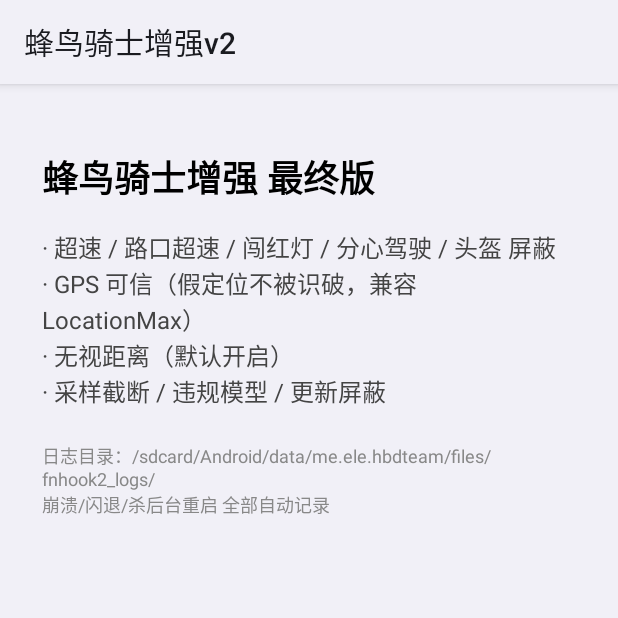
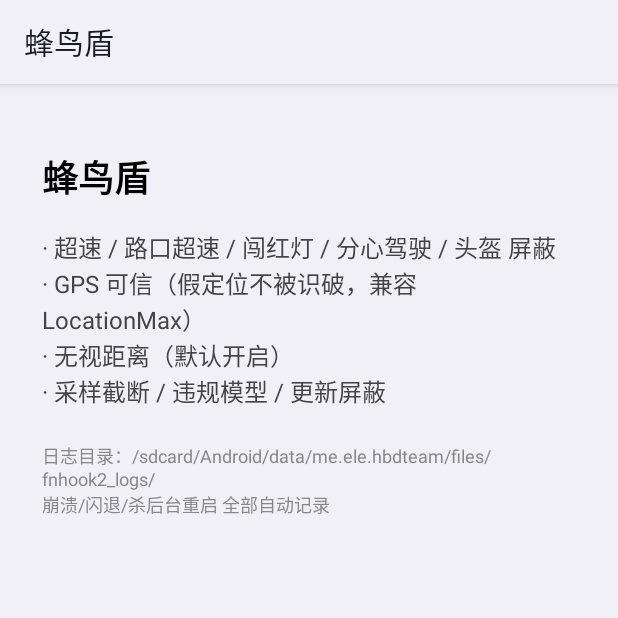
Before and after one commit to whz52skw/FengniaoShield, an Android app: the screen it shows after launch (SettingsActivity), on a phone screen of 412 x 824 dp, the top half of it. Run offline under Robolectric (Android 15) with nearby library versions, the phone set to English and light mode, and no system bars; libraries missing offline, so code that uses them is left out: de.robv.android.

Commit message:
更名蜂鸟盾（模块名/README/描述）

```diff
--- a/app/src/main/AndroidManifest.xml
+++ b/app/src/main/AndroidManifest.xml
@@ -1,7 +1,7 @@
 <?xml version="1.0" encoding="utf-8"?>
 <manifest xmlns:android="http://schemas.android.com/apk/res/android">
     <application
-        android:label="蜂鸟骑士增强v2"
+        android:label="@string/app_name"
         android:icon="@android:drawable/ic_menu_compass"
         android:allowBackup="false">
         <activity android:name=".SettingsActivity"
@@ -14,7 +14,7 @@
             </intent-filter>
         </activity>
         <meta-data android:name="xposedmodule" android:value="true" />
-        <meta-data android:name="xposeddescription" android:value="蜂鸟骑士 10.11.1：超速/逆行/闯红灯/分心/未戴头盔/路口超速 屏蔽 + 播报静音 + GPS可信 + 无视距离" />
+        <meta-data android:name="xposeddescription" android:value="蜂鸟盾：超速/逆行/闯红灯/分心/未戴头盔/路口超速 屏蔽 + 播报静音 + GPS可信 + 无视距离" />
         <meta-data android:name="xposedminversion" android:value="82" />
         <meta-data android:name="xposedscope" android:value="me.ele.hbdteam" />
             </application>
--- a/app/src/main/kotlin/com/fnhook2/MainHook.kt
+++ b/app/src/main/kotlin/com/fnhook2/MainHook.kt
@@ -6,7 +6,7 @@ import de.robv.android.xposed.XC_MethodHook
 import de.robv.android.xposed.XposedHelpers
 import de.robv.android.xposed.callbacks.XC_LoadPackage
 
-/** 蜂鸟骑士增强 最终版（五层+无视距离，无平移） */
+/** 蜂鸟盾 最终版（五层+无视距离，无平移） */
 class MainHook : IXposedHookLoadPackage {
     override fun handleLoadPackage(lpparam: XC_LoadPackage.LoadPackageParam) {
         if (lpparam.packageName != "me.ele.hbdteam") return
--- a/app/src/main/kotlin/com/fnhook2/SettingsActivity.kt
+++ b/app/src/main/kotlin/com/fnhook2/SettingsActivity.kt
@@ -15,7 +15,7 @@ class SettingsActivity : Activity() {
         CrashLogger.installCrashHandler()
 
         val root = LinearLayout(this).apply { orientation = LinearLayout.VERTICAL; setPadding(dp(28), dp(44), dp(28), dp(28)) }
-        root.addView(tv("蜂鸟骑士增强 最终版", 24f, Color.BLACK, true))
+        root.addView(tv("蜂鸟盾", 24f, Color.BLACK, true))
         root.addView(tv("", 12f, Color.BLACK, false))
         root.addView(tv("· 超速 / 路口超速 / 闯红灯 / 分心驾驶 / 头盔 屏蔽", 16f, Color.DKGRAY, false))
         root.addView(tv("· GPS 可信（假定位不被识破，兼容 LocationMax）", 16f, Color.DKGRAY, false))
--- a/app/src/main/res/values/strings.xml
+++ b/app/src/main/res/values/strings.xml
@@ -1,5 +1,5 @@
 <?xml version="1.0" encoding="utf-8"?>
 <resources>
-    <string name="app_name">蜂鸟骑士增强v2</string>
+    <string name="app_name">蜂鸟盾</string>
     <string name="acc_desc">读取游戏界面文本，识别待抢单卡片并自动点击接受转单</string>
 </resources>
```
Also changed, not shown: 1 other file.
